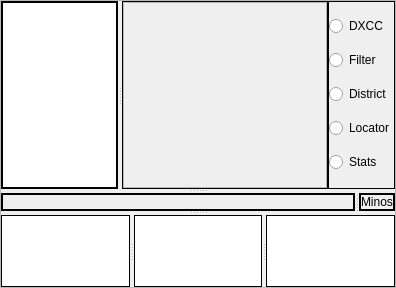
Above: mqt/MqtLogger/tsinglelogframe.ui from zsteva/backup-minos2 before the change. Below: the same form after it.
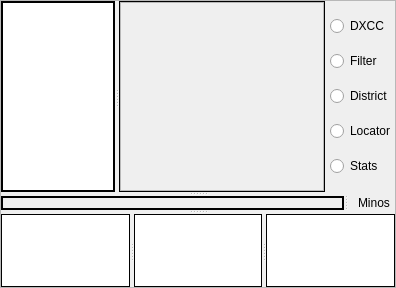
That is the form after the change. Custom widgets are drawn as their Qt base class.

```diff
--- a/mqt/MqtLogger/tsinglelogframe.ui
+++ b/mqt/MqtLogger/tsinglelogframe.ui
@@ -396,7 +396,7 @@
          <item>
           <widget class="QFrame" name="frame">
            <property name="frameShape">
-            <enum>QFrame::Box</enum>
+            <enum>QFrame::NoFrame</enum>
            </property>
            <property name="frameShadow">
             <enum>QFrame::Plain</enum>
@@ -406,7 +406,7 @@
              <number>0</number>
             </property>
             <property name="leftMargin">
-             <number>0</number>
+             <number>5</number>
             </property>
             <property name="topMargin">
              <number>0</number>
@@ -526,29 +526,29 @@
          </sizepolicy>
         </property>
         <property name="frameShape">
-         <enum>QFrame::Box</enum>
+         <enum>QFrame::NoFrame</enum>
         </property>
         <property name="frameShadow">
          <enum>QFrame::Plain</enum>
         </property>
         <property name="lineWidth">
-         <number>2</number>
+         <number>1</number>
         </property>
         <property name="midLineWidth">
-         <number>2</number>
+         <number>1</number>
         </property>
         <layout class="QVBoxLayout" name="verticalLayout_5" stretch="0">
          <property name="spacing">
           <number>0</number>
          </property>
          <property name="leftMargin">
-          <number>0</number>
+          <number>10</number>
          </property>
          <property name="topMargin">
           <number>0</number>
          </property>
          <property name="rightMargin">
-          <number>0</number>
+          <number>5</number>
          </property>
          <property name="bottomMargin">
           <number>0</number>
```
